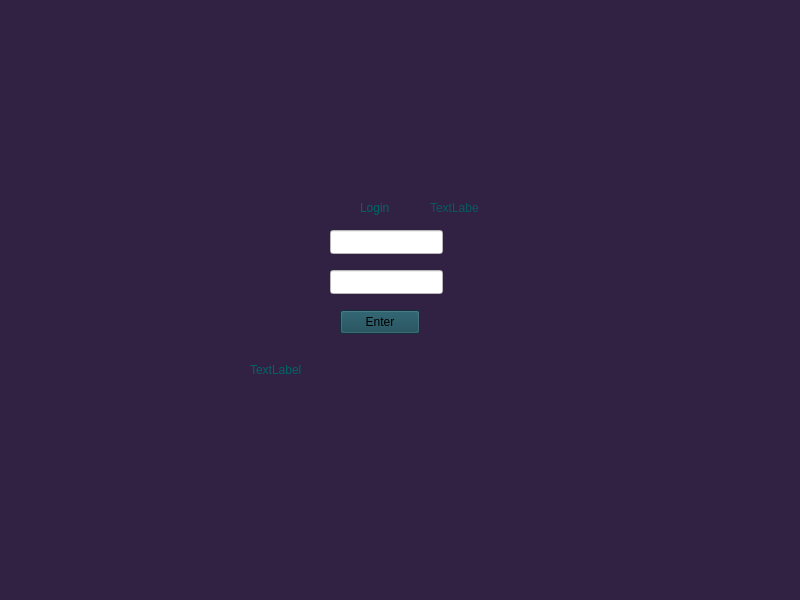
22kmo-project/group_9, file frontend/mainwindow.ui: the form before one commit.
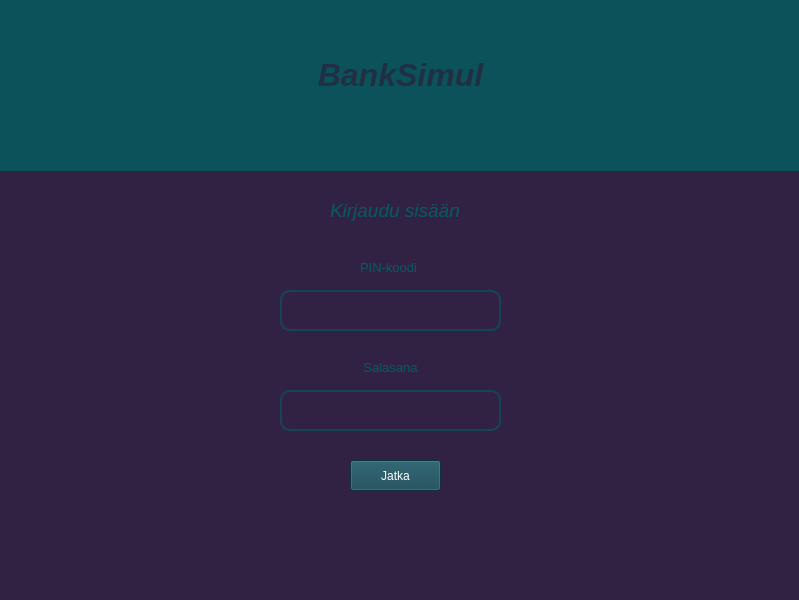
The form after the commit.

The edit to the form file:
```diff
--- a/frontend/mainwindow.ui
+++ b/frontend/mainwindow.ui
@@ -6,7 +6,7 @@
    <rect>
     <x>0</x>
     <y>0</y>
-    <width>800</width>
+    <width>799</width>
     <height>600</height>
    </rect>
   </property>
@@ -20,93 +20,163 @@
    <widget class="QLabel" name="label">
     <property name="geometry">
      <rect>
-      <x>360</x>
-      <y>200</y>
-      <width>49</width>
-      <height>16</height>
+      <x>0</x>
+      <y>-20</y>
+      <width>801</width>
+      <height>191</height>
      </rect>
     </property>
     <property name="styleSheet">
-     <string notr="true">color: rgb(0, 100, 102);</string>
+     <string notr="true">color: rgb(33, 47, 69);
+background-color: rgb(11, 82, 91)</string>
     </property>
     <property name="text">
-     <string>Login</string>
+     <string>&lt;html&gt;&lt;head/&gt;&lt;body&gt;&lt;p&gt;&lt;span style=&quot; font-size:24pt; font-weight:700; font-style:italic;&quot;&gt;BankSimul&lt;/span&gt;&lt;/p&gt;&lt;/body&gt;&lt;/html&gt;</string>
+    </property>
+    <property name="alignment">
+     <set>Qt::AlignCenter</set>
     </property>
    </widget>
    <widget class="QLineEdit" name="cardNumEnter">
     <property name="geometry">
      <rect>
-      <x>330</x>
-      <y>230</y>
-      <width>113</width>
-      <height>24</height>
+      <x>280</x>
+      <y>290</y>
+      <width>221</width>
+      <height>41</height>
      </rect>
     </property>
     <property name="styleSheet">
-     <string notr="true">background-color: rgb(255, 255, 255);</string>
+     <string notr="true">QLineEdit {
+	border: 2px solid #144552;
+	border-radius: 10px;
+	color: white
+}
+
+QLineEdit:focus {
+	border: 2px solid #006466;
+}</string>
+    </property>
+    <property name="alignment">
+     <set>Qt::AlignCenter</set>
     </property>
    </widget>
    <widget class="QLineEdit" name="pinEnter">
     <property name="geometry">
      <rect>
-      <x>330</x>
-      <y>270</y>
-      <width>113</width>
-      <height>24</height>
+      <x>280</x>
+      <y>390</y>
+      <width>221</width>
+      <height>41</height>
      </rect>
     </property>
     <property name="styleSheet">
-     <string notr="true">background-color: rgb(255, 255, 255);</string>
+     <string notr="true">QLineEdit {
+	border: 2px solid #144552;
+	border-radius: 10px;
+	color: white
+}
+
+QLineEdit:focus {
+	border: 2px solid #006466;
+}</string>
+    </property>
+    <property name="alignment">
+     <set>Qt::AlignCenter</set>
     </property>
    </widget>
    <widget class="QPushButton" name="loginB">
     <property name="geometry">
      <rect>
-      <x>340</x>
-      <y>310</y>
-      <width>80</width>
-      <height>24</height>
+      <x>350</x>
+      <y>460</y>
+      <width>91</width>
+      <height>31</height>
      </rect>
     </property>
     <property name="styleSheet">
-     <string notr="true">background-color: rgb(20, 69, 82);</string>
+     <string notr="true">background-color: rgb(20, 69, 82);
+color: white</string>
     </property>
     <property name="text">
-     <string>Enter</string>
+     <string>Jatka</string>
     </property>
    </widget>
    <widget class="QLabel" name="errorTxt">
     <property name="geometry">
      <rect>
-      <x>250</x>
-      <y>360</y>
-      <width>311</width>
+      <x>140</x>
+      <y>510</y>
+      <width>511</width>
       <height>20</height>
      </rect>
     </property>
     <property name="styleSheet">
-     <string notr="true">color: rgb(0, 100, 102);</string>
-    </property>
-    <property name="text">
-     <string>TextLabel</string>
-    </property>
-   </widget>
-   <widget class="QLabel" name="label_2">
-    <property name="geometry">
-     <rect>
-      <x>430</x>
-      <y>200</y>
-      <width>49</width>
-      <height>16</height>
-     </rect>
-    </property>
-    <property name="styleSheet">
      <string notr="true">color: rgb(6, 90, 96);</string>
     </property>
     <property name="text">
-     <string>TextLabel</string>
+     <string/>
     </property>
+    <property name="alignment">
+     <set>Qt::AlignCenter</set>
+    </property>
    </widget>
+   <widget class="QLabel" name="label_2">
+    <property name="geometry">
+     <rect>
+      <x>360</x>
+      <y>260</y>
+      <width>81</width>
+      <height>16</height>
+     </rect>
+    </property>
+    <property name="text">
+     <string>&lt;html&gt;&lt;head/&gt;&lt;body&gt;&lt;p&gt;&lt;span style=&quot; font-size:10pt; color:#065a60;&quot;&gt;PIN-koodi&lt;/span&gt;&lt;/p&gt;&lt;/body&gt;&lt;/html&gt;</string>
+    </property>
+   </widget>
+   <widget class="QLabel" name="label_3">
+    <property name="geometry">
+     <rect>
+      <x>350</x>
+      <y>360</y>
+      <width>81</width>
+      <height>16</height>
+     </rect>
+    </property>
+    <property name="text">
+     <string>&lt;html&gt;&lt;head/&gt;&lt;body&gt;&lt;p&gt;&lt;span style=&quot; font-size:10pt; color:#065a60;&quot;&gt;Salasana&lt;/span&gt;&lt;/p&gt;&lt;/body&gt;&lt;/html&gt;</string>
+    </property>
+    <property name="alignment">
+     <set>Qt::AlignCenter</set>
+    </property>
+   </widget>
+   <widget class="QLabel" name="label_4">
+    <property name="geometry">
+     <rect>
+      <x>330</x>
+      <y>190</y>
+      <width>251</width>
+      <height>41</height>
+     </rect>
+    </property>
+    <property name="styleSheet">
+     <string notr="true">color: rgb(6, 90, 96);
+font: 9pt &quot;Segoe UI&quot;;
+font: 9pt &quot;Segoe UI&quot;;
+font: 16pt &quot;Segoe UI&quot;;</string>
+    </property>
+    <property name="text">
+     <string>&lt;html&gt;&lt;head/&gt;&lt;body&gt;&lt;p&gt;&lt;span style=&quot; font-size:14pt; font-style:italic;&quot;&gt;Kirjaudu sisään&lt;/span&gt;&lt;/p&gt;&lt;/body&gt;&lt;/html&gt;</string>
+    </property>
+   </widget>
+   <zorder>cardNumEnter</zorder>
+   <zorder>label</zorder>
+   <zorder>pinEnter</zorder>
+   <zorder>loginB</zorder>
+   <zorder>errorTxt</zorder>
+   <zorder>label_2</zorder>
+   <zorder>label_3</zorder>
+   <zorder>label_4</zorder>
   </widget>
   <widget class="QMenuBar" name="menubar">
    <property name="geometry">
```
Left out of the diff: 5 changed lines with no effect on the pictures.
